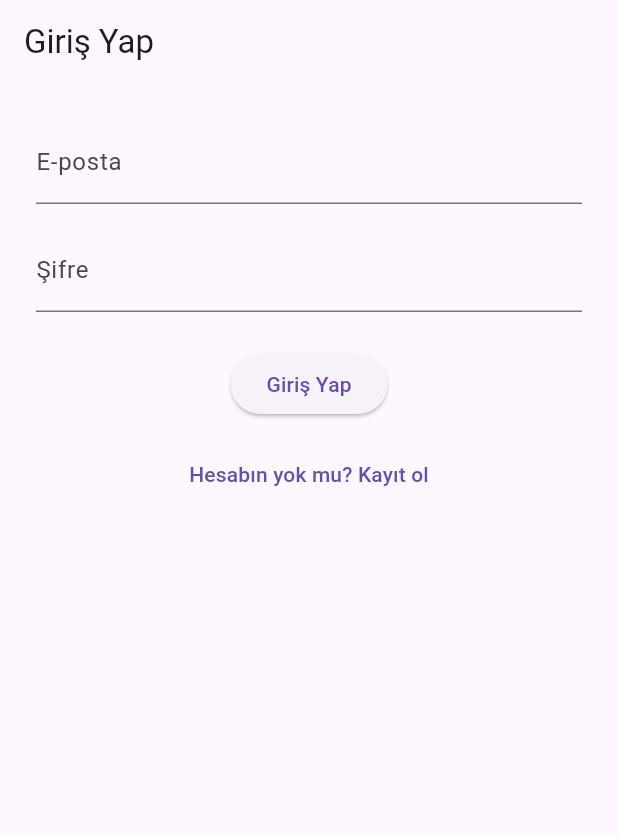
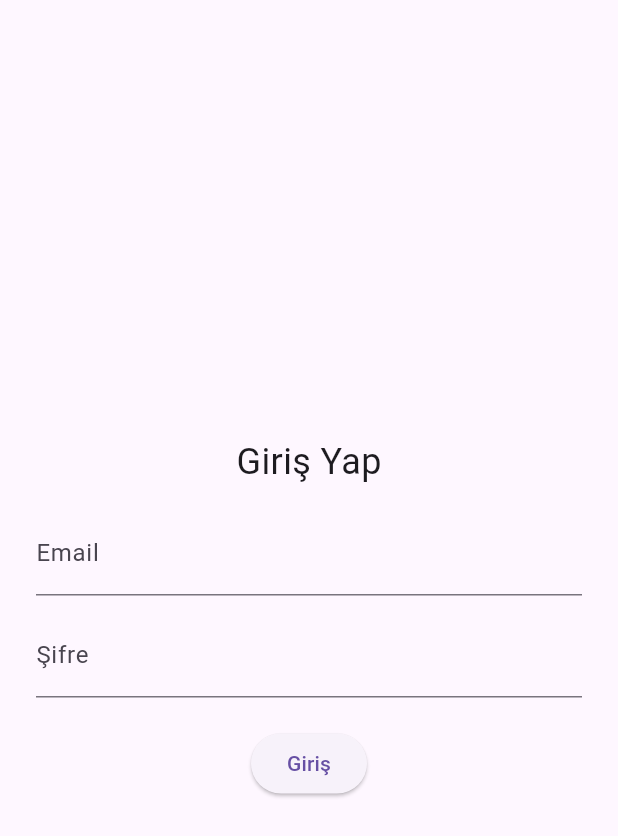
Before and after one commit to nechh42/esnafpanel_mobile, a Flutter app: the screen it shows after launch, on a phone screen of 412 x 824 dp. Shown: the top 836 px of the screen. Run offline on Flutter 3.47's test engine with Material 3 defaults, Android fonts, the phone set to English and light mode, and no system bars; our stand-ins replace cloud_firestore, firebase_auth, firebase_core; accounts and stored records are empty; statements that could not run were skipped.

Commit message:
Login ekranı güncellendi ve hata düzeltildi

```diff
--- a/lib/screens/auth/login_screen.dart
+++ b/lib/screens/auth/login_screen.dart
@@ -1,90 +1,59 @@
 import 'package:flutter/material.dart';
-import 'package:firebase_auth/firebase_auth.dart';
-import 'package:esnafpanel_mobile/screens/main_panel/main_panel_screen.dart';
-import 'package:esnafpanel_mobile/screens/auth/register_continue_screen.dart';
+import 'package:esnafpanel_mobile/firebase/firebase_auth_service.dart';
 
 class LoginScreen extends StatefulWidget {
-  const LoginScreen({Key? key}) : super(key: key);
+  const LoginScreen({super.key});
 
   @override
   State<LoginScreen> createState() => _LoginScreenState();
 }
 
 class _LoginScreenState extends State<LoginScreen> {
-  final TextEditingController _emailController = TextEditingController();
-  final TextEditingController _passwordController = TextEditingController();
-  final FirebaseAuth _auth = FirebaseAuth.instance;
-
-  bool _isLoading = false;
+  final emailController = TextEditingController();
+  final passwordController = TextEditingController();
 
   Future<void> _signIn() async {
-    setState(() => _isLoading = true);
+    final authService = FirebaseAuthService();
 
-    try {
-      await _auth.signInWithEmailAndPassword(
-        email: _emailController.text.trim(),
-        password: _passwordController.text.trim(),
+    final userCredential = await authService.signInWithEmail(
+      emailController.text.trim(),
+      passwordController.text.trim(),
+    );
+
+    if (userCredential != null) {
+      print("✅ Giriş başarılı: ${userCredential.user?.email}");
+      Navigator.pushReplacementNamed(context, '/main_panel');
+    } else {
+      ScaffoldMessenger.of(context).showSnackBar(
+        const SnackBar(
+          content: Text('❌ Giriş başarısız! Lütfen bilgileri kontrol edin.'),
+        ),
       );
-
-      Navigator.pushReplacement(
-        context,
-        MaterialPageRoute(builder: (_) => const MainPanelScreen()),
-      );
-    } on FirebaseAuthException catch (e) {
-      String errorMessage = "Giriş başarısız. Lütfen bilgileri kontrol edin.";
-
-      if (e.code == 'user-not-found') {
-        errorMessage = "Bu e-posta ile kayıtlı kullanıcı bulunamadı.";
-      } else if (e.code == 'wrong-password') {
-        errorMessage = "Hatalı şifre girdiniz.";
-      }
-
-      ScaffoldMessenger.of(
-        context,
-      ).showSnackBar(SnackBar(content: Text(errorMessage)));
-    } finally {
-      setState(() => _isLoading = false);
     }
   }
 
   @override
   Widget build(BuildContext context) {
     return Scaffold(
-      appBar: AppBar(title: const Text('Giriş Yap')),
       body: Padding(
         padding: const EdgeInsets.all(24.0),
         child: Column(
+          mainAxisAlignment: MainAxisAlignment.center,
           children: [
-            TextField(
-              controller: _emailController,
-              decoration: const InputDecoration(labelText: "E-posta"),
-              keyboardType: TextInputType.emailAddress,
-            ),
+            const Text("Giriş Yap", style: TextStyle(fontSize: 24)),
             const SizedBox(height: 16),
             TextField(
-              controller: _passwordController,
+              controller: emailController,
+              decoration: const InputDecoration(labelText: "Email"),
+            ),
+            const SizedBox(height: 12),
+            TextField(
+              controller: passwordController,
               decoration: const InputDecoration(labelText: "Şifre"),
               obscureText: true,
             ),
-            const SizedBox(height: 24),
-            _isLoading
-                ? const CircularProgressIndicator()
-                : ElevatedButton(
-                  onPressed: _signIn,
-                  child: const Text("Giriş Yap"),
-                ),
-            const SizedBox(height: 12),
-            TextButton(
-              onPressed: () {
-                Navigator.push(
-                  context,
-                  MaterialPageRoute(
-                    builder: (_) => const RegisterContinueScreen(),
-                  ),
-                );
-              },
-              child: const Text("Hesabın yok mu? Kayıt ol"),
-            ),
+            const SizedBox(height: 20),
+            ElevatedButton(onPressed: _signIn, child: const Text("Giriş")),
           ],
         ),
       ),
```
